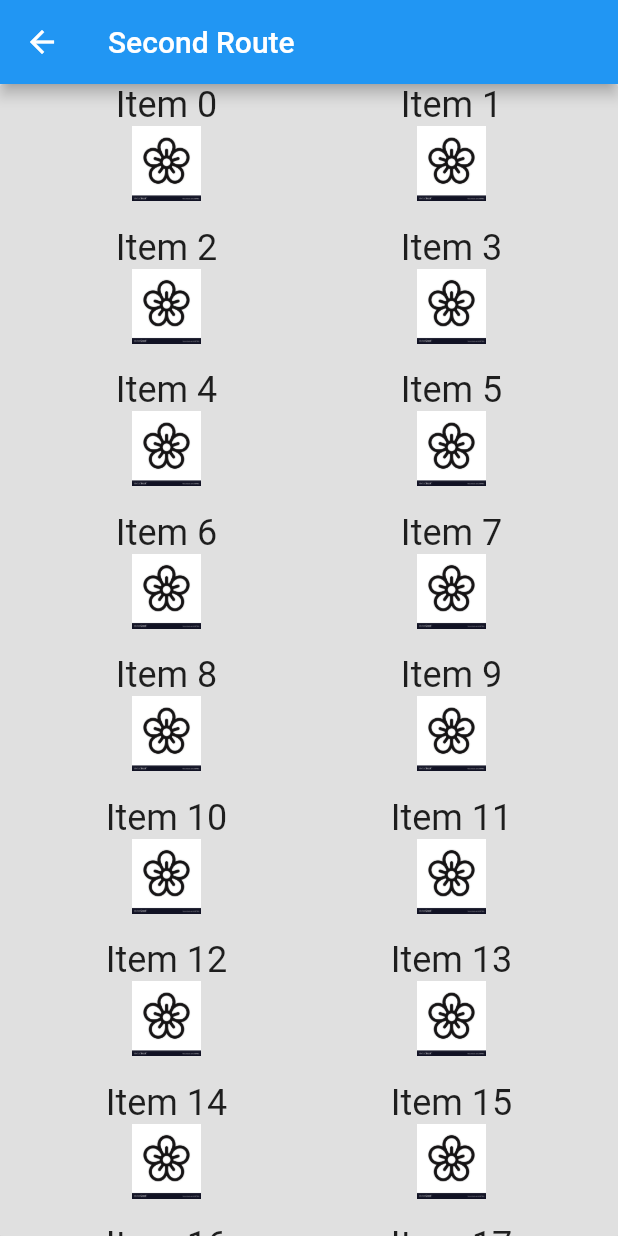
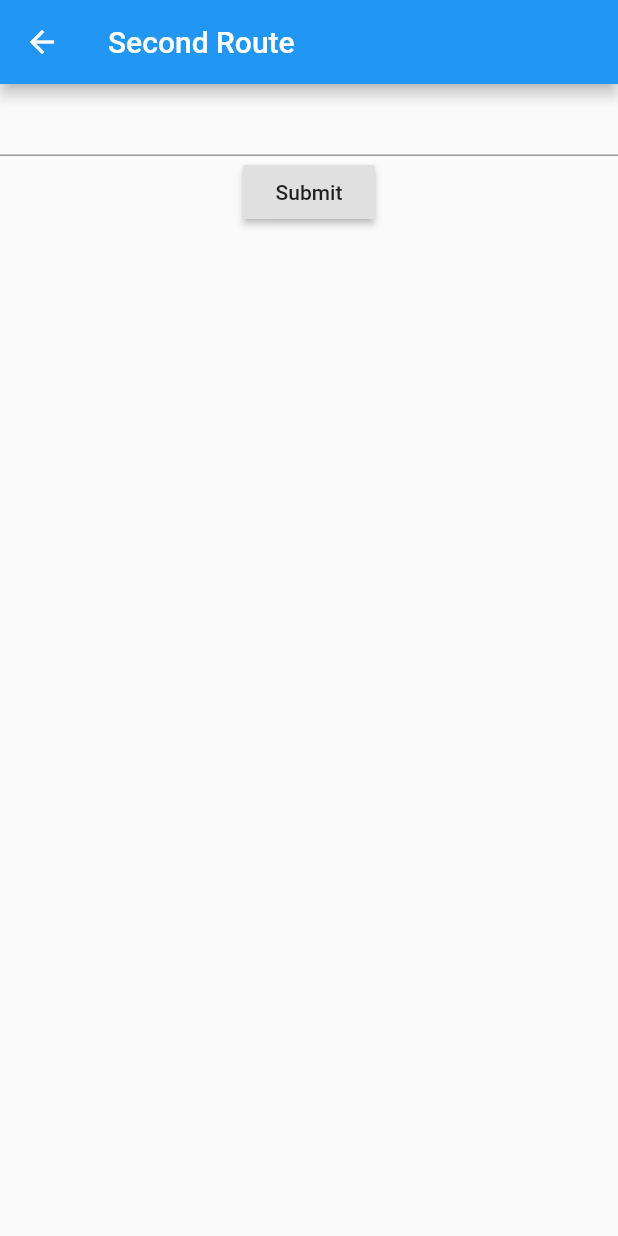
Before and after one commit to AlexandraDamaschin/BeProductive, a Flutter app: the screen it shows after launch, after a tap on "Log in", on a phone screen of 412 x 824 dp. Run offline on Flutter 3.47's test engine with Material 2 defaults, Android fonts, the phone set to English and light mode, and no system bars.

```diff
--- a/lib/main.dart
+++ b/lib/main.dart
@@ -25,19 +25,6 @@ class MyHomePage extends StatefulWidget {
 }
 
 class _MyHomePageState extends State<MyHomePage> {
-  int _counter = 0;
-
-  void _incrementCounter() {
-    setState(() {
-      // This call to setState tells the Flutter framework that something has
-      // changed in this State, which causes it to rerun the build method below
-      // so that the display can reflect the updated values. If we changed
-      // _counter without calling setState(), then the build method would not be
-      // called again, and so nothing would appear to happen.
-      _counter++;
-    });
-  }
-
   @override
   Widget build(BuildContext context) {
     return Scaffold(
@@ -63,7 +50,8 @@ class _MyHomePageState extends State<MyHomePage> {
               onPressed: () {
                 Navigator.push(
                   context,
-                  MaterialPageRoute(builder: (context) => GridListGames()),
+                  MaterialPageRoute(
+                      builder: (context) => CustomUserQuestions()),
                 );
               },
               color: Colors.blue,
@@ -74,7 +62,8 @@ class _MyHomePageState extends State<MyHomePage> {
               onPressed: () {
                 Navigator.push(
                   context,
-                  MaterialPageRoute(builder: (context) => GridListGames()),
+                  MaterialPageRoute(
+                      builder: (context) => CustomUserQuestions()),
                 );
               },
               color: Colors.blue,
@@ -86,12 +75,34 @@ class _MyHomePageState extends State<MyHomePage> {
   }
 }
 
+class CustomUserQuestions extends StatelessWidget {
+  Widget build(BuildContext context) {
+    return Scaffold(
+        appBar: AppBar(
+          title: Text("Second Route"),
+        ),
+        body: Form(
+            child: Column(children: <Widget>[
+          TextFormField(),
+          RaisedButton(
+            onPressed: () {
+              Navigator.push(
+                context,
+                MaterialPageRoute(builder: (context) => GridListGames()),
+              );
+            },
+            child: Text('Submit'),
+          ),
+        ])));
+  }
+}
+
 class GridListGames extends StatelessWidget {
   @override
   Widget build(BuildContext context) {
     return Scaffold(
       appBar: AppBar(
-        title: Text("Second Route"),
+        title: Text("Third Route"),
       ),
       body: Center(
         child: RaisedButton(
```
